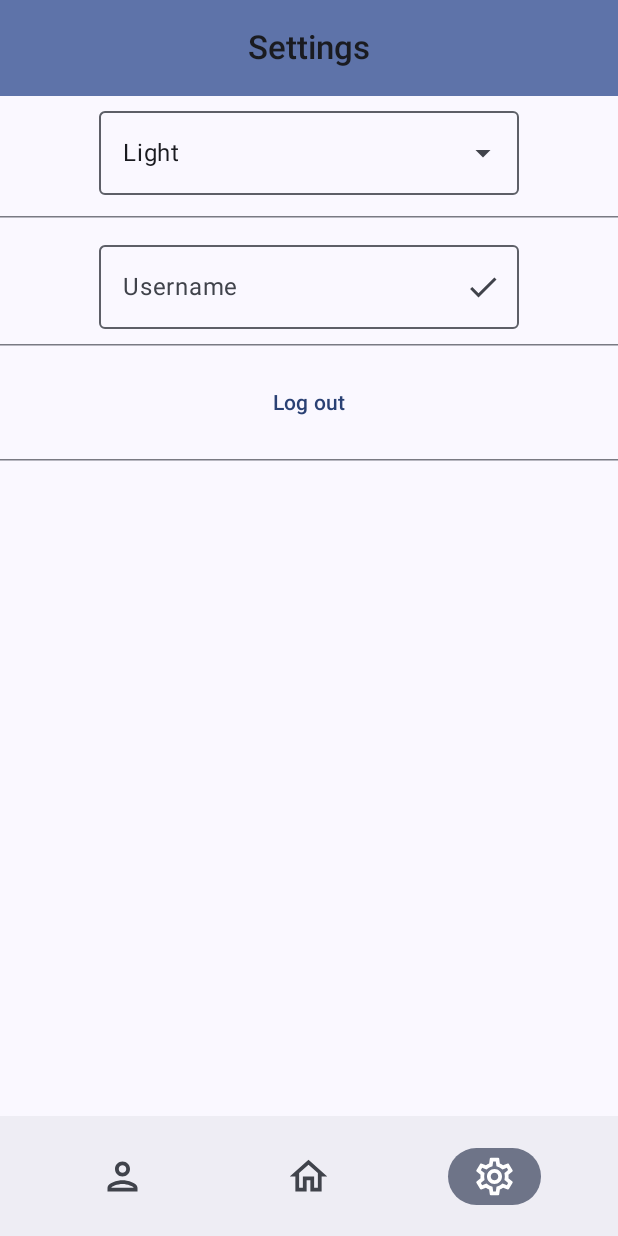
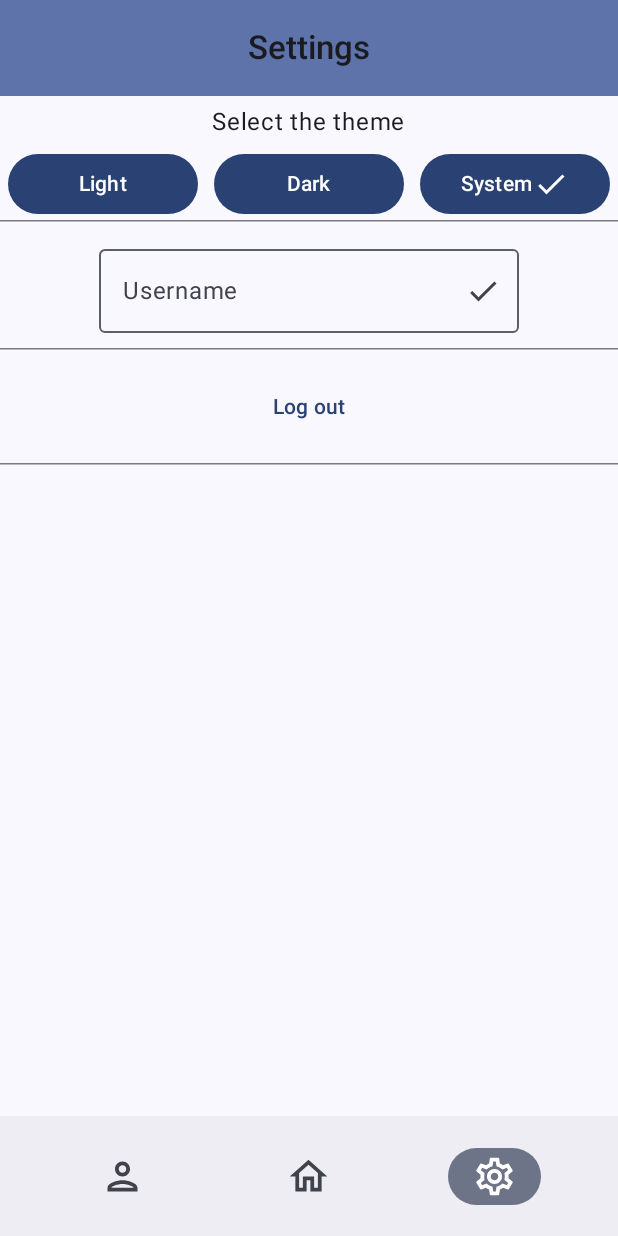
Before and after one commit to alessandro-ricci6/MusicEvents, an Android app built with Jetpack Compose: the settings screen opened through its navigation route, on a phone screen of 412 x 824 dp. Run offline under Robolectric (Android 15) with nearby library versions, the phone set to English and light mode, and no system bars; our stand-ins replace Room's generated code; network calls fail; pictures from the network do not load.

Commit message:
Modified event card colors and theme buttons

```diff
--- a/app/src/main/java/com/example/musicevents/ui/Navigation.kt
+++ b/app/src/main/java/com/example/musicevents/ui/Navigation.kt
@@ -74,7 +74,8 @@ fun MusicEventsNavGraph(
         with(MusicEventsRoute.Settings) {
             composable(route) {
                 val settingVm = koinViewModel<SettingsViewModel>()
-                SettingsScreen(navController, settingVm.actions, userVm.actions)
+                val themeState by settingVm.state.collectAsStateWithLifecycle()
+                SettingsScreen(navController, settingVm.actions, userVm.actions, themeState)
             }
         }
         with(MusicEventsRoute.Profile){
--- a/app/src/main/java/com/example/musicevents/ui/composable/Event.kt
+++ b/app/src/main/java/com/example/musicevents/ui/composable/Event.kt
@@ -141,7 +141,7 @@ fun EventItem(item: EventApi, actions: EventActions, userId: Int) {
                 Icon(
                     icon,
                     contentDescription = "",
-                    tint = Color.Black
+                    tint = MaterialTheme.colorScheme.inversePrimary
                 )
             }
         }
@@ -153,7 +153,7 @@ fun EventItem(item: EventApi, actions: EventActions, userId: Int) {
             modifier = Modifier
                 .padding(10.dp)
                 .fillMaxWidth()
-                .border(BorderStroke(3.dp, Color.Black))
+                .border(BorderStroke(3.dp, MaterialTheme.colorScheme.onSurface))
         )
         Text(
             text = "In ${item.location.city.name}, ${item.location.city.county.name} on ${formatDate(item.date)}",
--- a/app/src/main/java/com/example/musicevents/ui/screens/settings/SettingsScreen.kt
+++ b/app/src/main/java/com/example/musicevents/ui/screens/settings/SettingsScreen.kt
@@ -1,18 +1,14 @@
 package com.example.musicevents.ui.screens.settings
 
-import android.widget.Toast
-import androidx.compose.foundation.layout.Box
 import androidx.compose.foundation.layout.Column
+import androidx.compose.foundation.layout.Row
 import androidx.compose.foundation.layout.fillMaxSize
 import androidx.compose.foundation.layout.fillMaxWidth
 import androidx.compose.foundation.layout.height
 import androidx.compose.foundation.layout.padding
 import androidx.compose.material.icons.Icons
 import androidx.compose.material.icons.filled.Check
-import androidx.compose.material3.DropdownMenuItem
-import androidx.compose.material3.ExperimentalMaterial3Api
-import androidx.compose.material3.ExposedDropdownMenuBox
-import androidx.compose.material3.ExposedDropdownMenuDefaults
+import androidx.compose.material3.Button
 import androidx.compose.material3.HorizontalDivider
 import androidx.compose.material3.Icon
 import androidx.compose.material3.IconButton
@@ -38,12 +34,15 @@ import com.example.musicevents.ui.UserActions
 fun SettingsScreen(
     navHostController: NavHostController,
     action: SettingsAction,
-    userActions: UserActions
+    userActions: UserActions,
+    themeState: ThemeState
 ) {
     var username by remember { mutableStateOf("") }
     Scaffold{ contentPadding ->
-        Column(modifier = Modifier.fillMaxSize().padding(contentPadding)) {
-            ThemeDropDown(action)
+        Column(modifier = Modifier
+            .fillMaxSize()
+            .padding(contentPadding)) {
+            ThemeButtons(themeState = themeState, action)
             HorizontalDivider()
             OutlinedTextField(value = username,
                 onValueChange = {username = it},
@@ -79,48 +78,18 @@ fun SettingsScreen(
     }
 }
 
-@OptIn(ExperimentalMaterial3Api::class)
 @Composable
-fun ThemeDropDown(
-    action: SettingsAction
-) {
-    val themeValues = Theme.entries.toList()
-    var expanded by remember { mutableStateOf(false) }
-    var selectedText by remember { mutableStateOf(themeValues[0].name) }
-
-    Box(
-        modifier = Modifier
-            .fillMaxWidth()
-            .padding(10.dp)
-    ) {
-        ExposedDropdownMenuBox(
-            modifier = Modifier.height(60.dp).align(Alignment.Center),
-            expanded = expanded,
-            onExpandedChange = {
-                expanded = !expanded
-            }
-        ) {
-            OutlinedTextField(
-                value = selectedText,
-                onValueChange = {},
-                readOnly = true,
-                trailingIcon = { ExposedDropdownMenuDefaults.TrailingIcon(expanded = expanded) },
-                modifier = Modifier.menuAnchor()
-            )
-
-            ExposedDropdownMenu(
-                expanded = expanded,
-                onDismissRequest = { expanded = false }
-            ) {
-                themeValues.forEach { item ->
-                    DropdownMenuItem(
-                        text = { Text(text = item.name) },
-                        onClick = {
-                            selectedText = item.name
-                            action.changeTheme(item)
-                            expanded = false
-                        }
-                    )
+fun ThemeButtons(themeState: ThemeState, action: SettingsAction){
+    Column {
+        Text(text = "Select the theme", modifier = Modifier.align(Alignment.CenterHorizontally).padding(5.dp))
+        Row(modifier = Modifier.fillMaxWidth().align(Alignment.CenterHorizontally)) {
+            Theme.entries.forEach { theme ->
+                Button(onClick = { action.changeTheme(theme) },
+                    modifier = Modifier.weight(1f).padding(horizontal = 5.dp)) {
+                    Text(text = theme.name)
+                    if(themeState.theme == theme){
+                        Icon(Icons.Default.Check, contentDescription = "Selected")
+                    }
                 }
             }
         }
```
